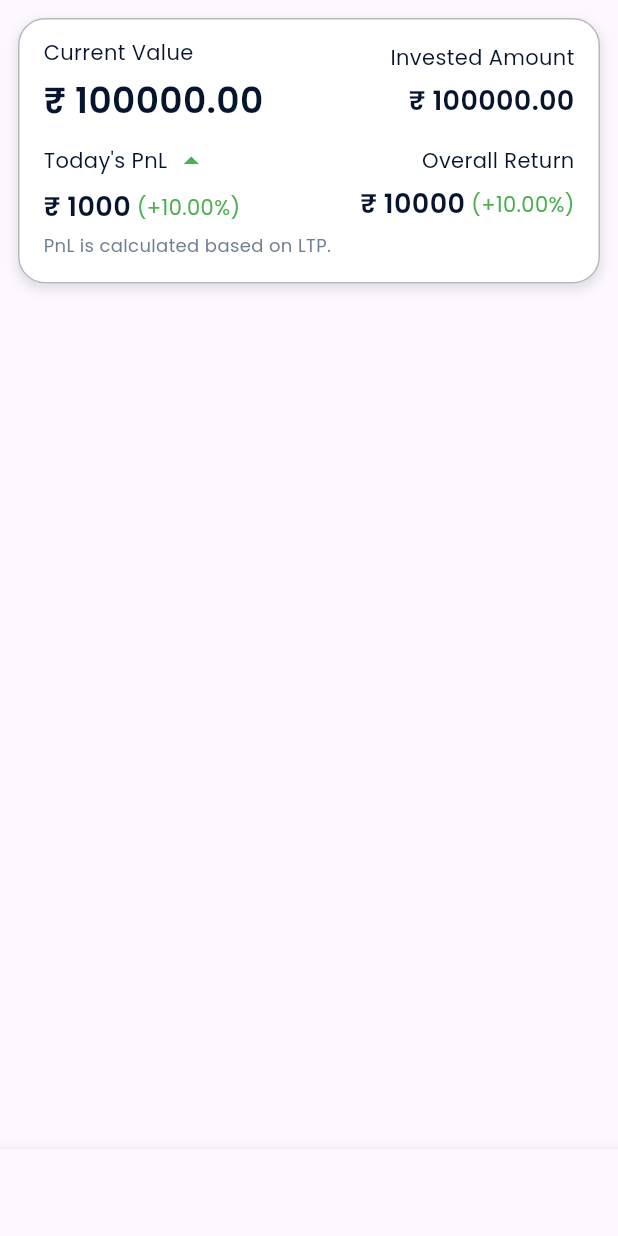
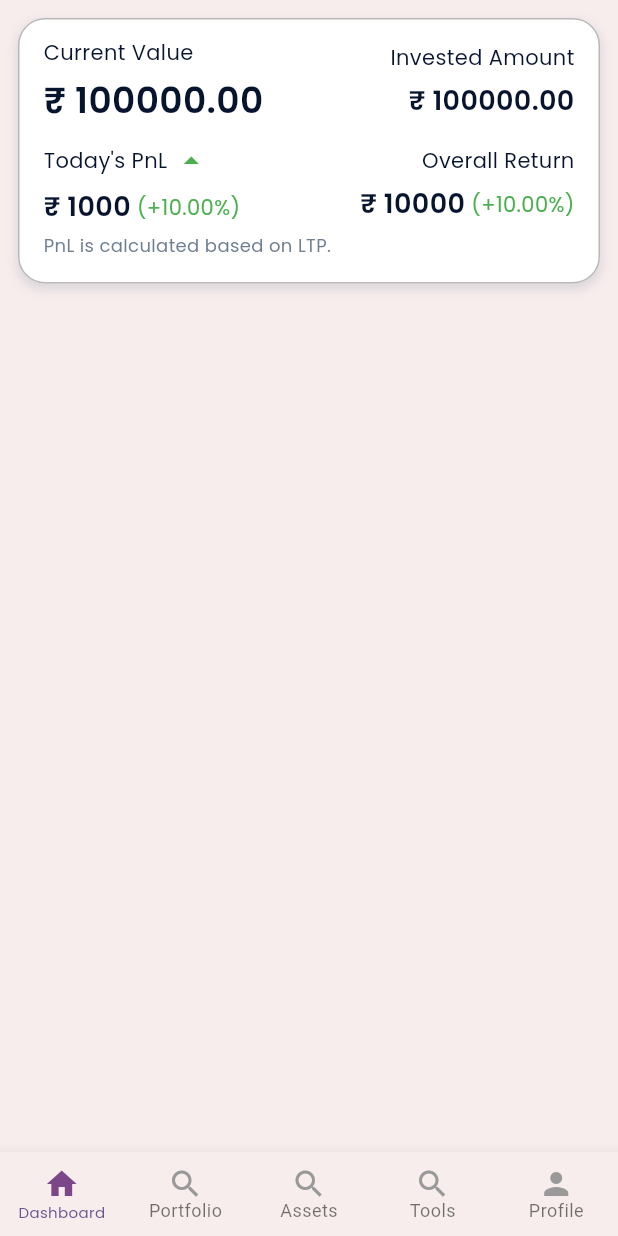
Before and after one commit to chiragsahu/portfolio_plus, a Flutter app: the screen it shows after launch, on a phone screen of 412 x 824 dp. Run offline on Flutter 3.47's test engine with Material 3 defaults, Android fonts, the phone set to English and light mode, and no system bars; our stand-ins replace flutter_riverpod, google_fonts, nb_utils, riverpod_annotation; generated files the repository leaves out were written again.

Commit message:
added color file

```diff
--- a/lib/main.dart
+++ b/lib/main.dart
@@ -1,5 +1,6 @@
 import 'package:flutter/material.dart';
 import 'package:flutter_riverpod/flutter_riverpod.dart';
+import 'package:portfolio_plus/modules/dashboard/view/dashboard_screen.dart';
 
 import 'modules/homepage/view/home_page_screen.dart';
 
--- a/lib/modules/homepage/view/home_page_screen.dart
+++ b/lib/modules/homepage/view/home_page_screen.dart
@@ -1,5 +1,7 @@
 import 'package:flutter/material.dart';
 import 'package:flutter_riverpod/flutter_riverpod.dart';
+import 'package:portfolio_plus/utils/colors.dart';
+import 'package:portfolio_plus/utils/ts.dart';
 
 import '../../dashboard/view/dashboard_screen.dart';
 import '../../portfolio/view/portfolio_view.dart';
@@ -45,7 +47,15 @@ class HomePageScreen extends ConsumerWidget {
     final bottomNavProvider = ref.watch(bottomNavStateProvider);
     return SafeArea(
       child: Scaffold(
+        backgroundColor: AppColors.primaryWhite,
         bottomNavigationBar: BottomNavigationBar(
+          type: BottomNavigationBarType.fixed,
+          backgroundColor: AppColors.primaryWhite,
+          unselectedIconTheme: const IconThemeData(color: AppColors.grey2),
+          unselectedLabelStyle: const TextStyle(color: AppColors.green),
+          selectedIconTheme: const IconThemeData(color: AppColors.primaryColor),
+          selectedLabelStyle: Ts.regular10(AppColors.black),
+          showSelectedLabels: true,
           items: bottomNavigationBarItems,
           onTap: (index) {
             print('index: $index');
--- a/lib/utils/colors.dart
+++ b/lib/utils/colors.dart
@@ -27,15 +27,20 @@ const iconColorSecondaryDark = Color(0xFFA8ABAD);
 const appShadowColorDark = Color(0x1A3E3942);
 
 class AppColors {
+  static const primaryWhite = Color.fromRGBO(248, 237, 237, 1);
   static const white = Color.fromRGBO(255, 255, 255, 1);
   static const white_o9 = Color.fromRGBO(255, 255, 255, 0.9);
   static const blue = Color.fromRGBO(47, 101, 185, 1);
   static const black = Color.fromRGBO(7, 20, 46, 1);
-  static const primaryColor = Color.fromRGBO(251, 171, 63, 1);
+  static const primaryColor = Color.fromRGBO(124, 71, 137, 1);
   static const greyBorder = Color.fromRGBO(153, 153, 153, 0.7);
   static const blueGrey = Color.fromRGBO(111, 127, 146, 1);
   static const yellow = Color.fromRGBO(251, 183, 62, 1);
   static const grey = Color.fromRGBO(111, 127, 146, 1);
+  static const grey2 = Color.fromRGBO(153, 153, 153, 1);
+  static const grey4 = Color.fromRGBO(229, 229, 229, 1);
+
+  static const background = Color.fromRGBO(204, 240, 195, 1);
 
   static const green = Colors.green;
 }
```
Also changed, not shown: 8 other files.
